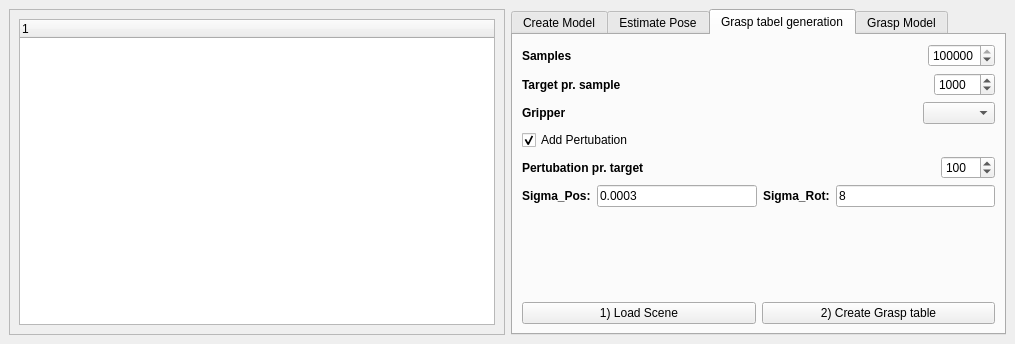
The window that src/swcomponents/one_shot_learning/ui/plugin.ui (tlund80/MARVIN) describes before a commit, drawn with Qt 5.
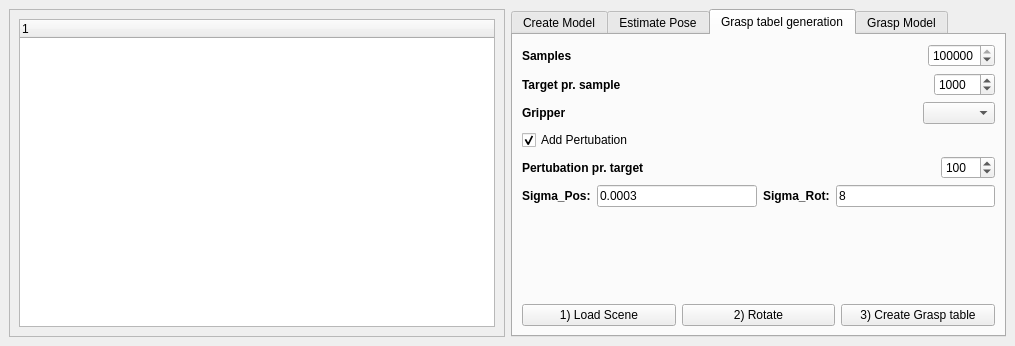
The same window after the commit.

The edit to the form file:
```diff
--- a/src/swcomponents/one_shot_learning/ui/plugin.ui
+++ b/src/swcomponents/one_shot_learning/ui/plugin.ui
@@ -7,7 +7,7 @@
     <x>0</x>
     <y>0</y>
     <width>1015</width>
-    <height>344</height>
+    <height>346</height>
    </rect>
   </property>
   <property name="sizePolicy">
@@ -41,7 +41,7 @@
          <x>0</x>
          <y>0</y>
          <width>494</width>
-         <height>299</height>
+         <height>301</height>
         </rect>
        </property>
        <layout class="QVBoxLayout" name="verticalLayout">
@@ -622,10 +622,17 @@
             </property>
            </widget>
           </item>
+          <item>
+           <widget class="QPushButton" name="btnRotateObject">
+            <property name="text">
+             <string>2) Rotate</string>
+            </property>
+           </widget>
+          </item>
           <item>
            <widget class="QPushButton" name="btnGenerateGraspTable">
             <property name="text">
-             <string>2) Create Grasp table</string>
+             <string>3) Create Grasp table</string>
             </property>
            </widget>
           </item>
```
